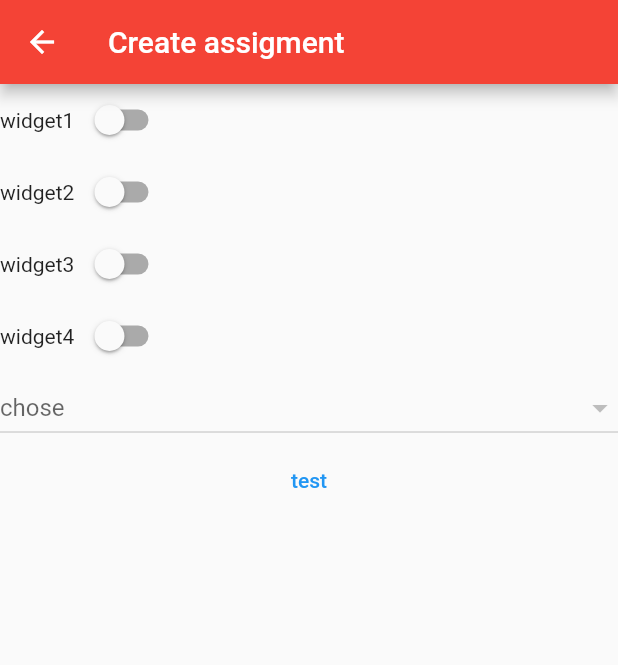
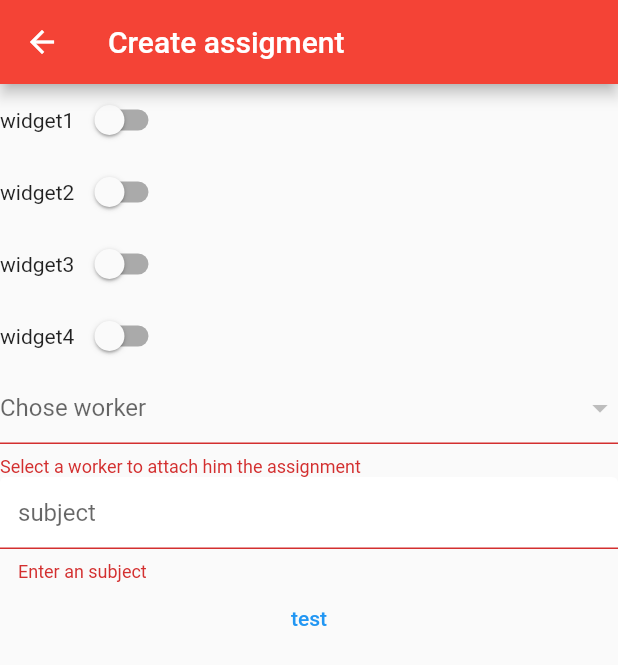
Before and after one commit to AriGute/Report-creator, a Flutter app: the AssignmentForm screen opened directly, after a tap on "test", on a phone screen of 412 x 824 dp. Shown: the top 665 px of the screen. Run offline on Flutter 3.47's test engine with Material 2 defaults, Android fonts, the phone set to English and light mode, and no system bars; our stand-ins replace cloud_firestore, firebase_auth, firebase_core, flutter_spinkit; accounts and stored records are empty.

```diff
--- a/lib/pages/home/create_assignment/create_assignment_form.dart
+++ b/lib/pages/home/create_assignment/create_assignment_form.dart
@@ -1,24 +1,30 @@
 import 'package:cloud_firestore/cloud_firestore.dart';
 import 'package:flutter/material.dart';
-import 'package:provider/provider.dart';
 import 'package:save_pdf/pages/home/report_form/form_attributes.dart';
+import 'package:save_pdf/pages/shared/constants.dart';
 import 'package:save_pdf/services/database.dart';
 
 class AssignmentForm extends StatefulWidget {
   FormAttributes assigmentList = new FormAttributes();
+  // list for each switch that suppost to be on the screen
   List<Widget> switchList = [];
+  // list of user that for assigment attachment
   List usersList = [];
+  // assigment subject
+  String subject = '';
+  // each item in switchMap is indicator for if widget should be exist in assigment
+  Map<String, bool> swtichMap = {};
+  // selected user for the assigment attachment
+  String targetName = "Chose worker";
+  // selected user id
+  String selctedUid = "";
 
-  // each item in switchMap is indicator for if widget should be exist in assigment
-  Map swtichMap = {};
-
-  String targetName = "chose";
-  String selctedUid = "";
   @override
   _AssignmentFormState createState() => _AssignmentFormState();
 }
 
 class _AssignmentFormState extends State<AssignmentForm> {
+  // create switch by only giving string for switch purpose
   Widget getSwitch(String s) {
     if (widget.swtichMap[s] == null) {
       widget.swtichMap[s] = false;
@@ -64,13 +70,18 @@ class _AssignmentFormState extends State<AssignmentForm> {
 
   @override
   Widget build(BuildContext context) {
+    final _formKey = GlobalKey<FormState>();
+
     widget.switchList = widget.assigmentList
         .getWidgetMap()
         .keys
         .map((k) => getSwitch(k))
         .toList();
 
-    widget.switchList.add(DropdownButton<String>(
+    widget.switchList.add(DropdownButtonFormField<String>(
+      validator: (val) => widget.selctedUid.length == 0
+          ? 'Select a worker to attach him the assignment'
+          : null,
       isExpanded: true,
       hint: Text(widget.targetName),
       items: widget.usersList.map((value) {
@@ -99,10 +110,30 @@ class _AssignmentFormState extends State<AssignmentForm> {
       },
     ));
 
+    widget.switchList.add(TextFormField(
+      decoration: textIputDecoration.copyWith(hintText: 'subject'),
+      validator: (val) => val.isEmpty ? 'Enter an subject' : null,
+      onChanged: (val) {
+        widget.subject = val;
+      },
+    ));
+
     widget.switchList.add(TextButton(
         onPressed: () {
-          print("selected uid: ${widget.selctedUid}");
-          print(widget.swtichMap.values.toList());
+          if (_formKey.currentState.validate()) {
+            if (widget.selctedUid.length > 0) {
+              DatabaseService().addAssigment(
+                  widget.selctedUid, widget.swtichMap, widget.subject);
+              ScaffoldMessenger.of(context).showSnackBar(SnackBar(
+                backgroundColor: Colors.red[500],
+                content: Text(
+                  "Assigment created",
+                  style: TextStyle(color: Colors.white),
+                ),
+              ));
+              Navigator.pop(context);
+            }
+          }
         },
         child: Text("test")));
 
@@ -111,7 +142,7 @@ class _AssignmentFormState extends State<AssignmentForm> {
         title: Text("Create assigment"),
         backgroundColor: Colors.red[500],
       ),
-      body: Column(children: widget.switchList),
+      body: Form(key: _formKey, child: Column(children: widget.switchList)),
     );
   }
 }
--- a/lib/pages/home/report_form/five_years_report.dart
+++ b/lib/pages/home/report_form/five_years_report.dart
@@ -1,6 +1,7 @@
 import 'package:flutter/material.dart';
 import 'package:save_pdf/pages/models/base_form.dart';
 
+// not used at the moment
 class FiveYearReport extends StatefulWidget {
   BaseForm report;
   FiveYearReport({this.report});
--- a/lib/pages/home/report_form/generator_report.dart
+++ b/lib/pages/home/report_form/generator_report.dart
@@ -1,6 +1,7 @@
 import 'package:flutter/material.dart';
 import 'package:save_pdf/pages/models/base_form.dart';
 
+// not used at the moment
 class GeneratorReport extends StatefulWidget {
   List<Widget> widgetList = [];
   BaseForm report;
--- a/lib/pages/home/report_form/one_year_report.dart
+++ b/lib/pages/home/report_form/one_year_report.dart
@@ -1,6 +1,7 @@
 import 'package:flutter/material.dart';
 import 'package:save_pdf/pages/models/base_form.dart';
 
+// not used at the moment
 class OneYearReport extends StatefulWidget {
   BaseForm report;
   OneYearReport({this.report});
--- a/lib/pages/home/side_window.dart
+++ b/lib/pages/home/side_window.dart
@@ -2,8 +2,6 @@ import 'package:cloud_firestore/cloud_firestore.dart';
 import 'package:flutter/material.dart';
 import 'package:provider/provider.dart';
 import 'package:save_pdf/pages/home/create_assignment/create_assignment_form.dart';
-import 'package:save_pdf/pages/models/report.dart';
-import 'package:save_pdf/services/database.dart';
 
 class SideWindows extends StatefulWidget {
   List<Widget> widgetList = [];
@@ -37,8 +35,9 @@ class _SideWindowsState extends State<SideWindows> {
       final Map userDetails = Provider.of<DocumentSnapshot>(context).data();
 
       widget.widgetList.add(setTextButton(() {
+        // TODO: move to new frame with all the report for the current user
         print("testing button");
-      }, "test"));
+      }, "Reports"));
       if (userDetails["is_manager"]) {
         widget.widgetList.add(setTextButton(() {
           Navigator.push(
--- /dev/null
+++ b/lib/pages/models/assigment.dart
@@ -0,0 +1,6 @@
+class Assigment {
+  String subject = "No subject";
+  String date = "0/0/0";
+  String uid = "";
+  Assigment({this.subject, this.date, this.uid});
+}
```
Also changed, not shown: lib/pages/authenticate/register.dart (+7 -6 lines), lib/pages/authenticate/sign_in.dart (+9 -9 lines), lib/pages/home/Assigment_tile.dart (added, +29 -0 lines), lib/pages/home/assigment_list.dart (added, +34 -0 lines), lib/pages/home/create_assignment/assigment.dart (deleted, +0 -15 lines), lib/pages/home/home.dart (+7 -1 lines), lib/services/database.dart (+34 -10 lines).
